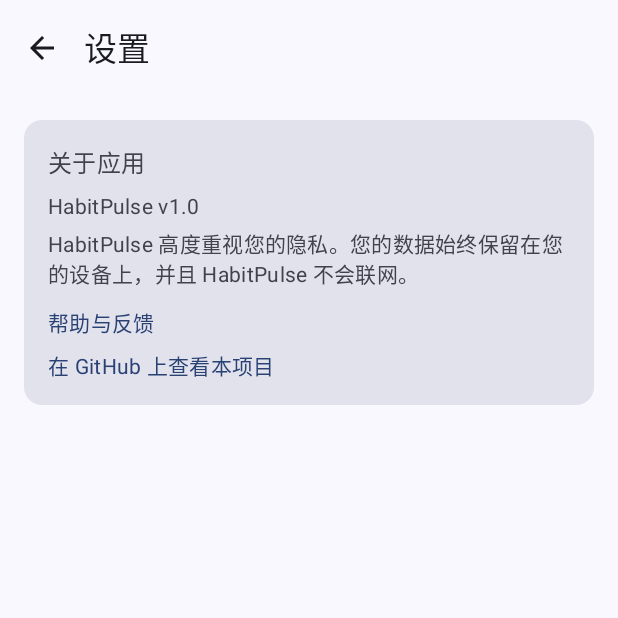
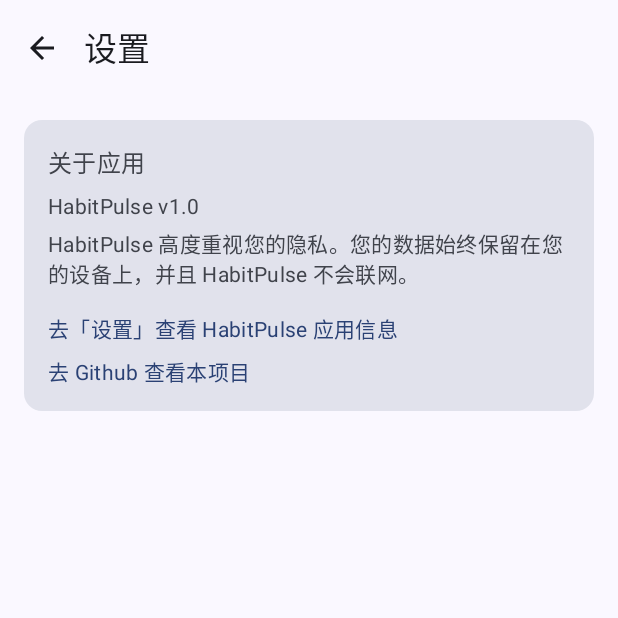
Before and after one commit to darrindeyoung791/HabitPulse, an Android app built with Jetpack Compose: the SettingsActivity screen opened directly, with no data from a screen before it, on a phone screen of 412 x 824 dp, the top half of it. Run offline under Robolectric (Android 15) with nearby library versions, the phone set to English and light mode, and no system bars.

Commit message:
feat: 为设置界面添加按钮指向的链接

```diff
--- a/app/src/main/java/com/ddy/habitpulse/SettingsActivity.kt
+++ b/app/src/main/java/com/ddy/habitpulse/SettingsActivity.kt
@@ -4,11 +4,13 @@ import android.os.Bundle
 import androidx.activity.ComponentActivity
 import androidx.activity.compose.setContent
 import androidx.activity.enableEdgeToEdge
+import androidx.compose.foundation.clickable
 import androidx.compose.foundation.layout.*
 import androidx.compose.material.icons.Icons
 import androidx.compose.material.icons.automirrored.filled.ArrowBack
 import androidx.compose.material3.*
 import androidx.compose.runtime.Composable
+import androidx.compose.ui.Alignment
 import androidx.compose.ui.Modifier
 import androidx.compose.ui.unit.dp
 import androidx.core.view.WindowCompat
@@ -89,21 +91,42 @@ fun SettingsScreen(
                     Text(
                         text = "HabitPulse 高度重视您的隐私。您的数据始终保留在您的设备上，并且 HabitPulse 不会联网。",
                         style = MaterialTheme.typography.bodyMedium,
-                        modifier = Modifier.padding(bottom = 4.dp)
+                        modifier = Modifier.padding(bottom = 8.dp)
+                    )
+
+                    val context = androidx.compose.ui.platform.LocalContext.current
+                    Text(
+                        text = "去「设置」查看 HabitPulse 应用信息",
+                        color = MaterialTheme.colorScheme.primary,
+                        style = MaterialTheme.typography.bodyMedium,
+                        modifier = Modifier
+                            .padding(top = 8.dp)
+                            .clickable {
+                                // Intent to open app info in settings
+                                val intent = android.content.Intent().apply {
+                                    action = android.provider.Settings.ACTION_APPLICATION_DETAILS_SETTINGS
+                                    data = android.net.Uri.parse("package:com.ddy.habitpulse")
+                                    addFlags(android.content.Intent.FLAG_ACTIVITY_NEW_TASK)
+                                }
+                                context.startActivity(intent)
+                            }
                     )
 
                     Text(
-                        text = "帮助与反馈",
+                        text = "去 Github 查看本项目",
+                        color = MaterialTheme.colorScheme.primary,
                         style = MaterialTheme.typography.bodyMedium,
-                        color = MaterialTheme.colorScheme.primary,
-                        modifier = Modifier.padding(top = 8.dp)
-                    )
-
-                    Text(
-                        text = "在 GitHub 上查看本项目",
-                        style = MaterialTheme.typography.bodyMedium,
-                        color = MaterialTheme.colorScheme.primary,
-                        modifier = Modifier.padding(top = 8.dp)
+                        modifier = Modifier
+                            .padding(top = 8.dp)
+                            .clickable {
+                                // Intent to open GitHub project
+                                val intent = android.content.Intent().apply {
+                                    action = android.content.Intent.ACTION_VIEW
+                                    data = android.net.Uri.parse("https://github.com/darrindeyoung791/HabitPulse")
+                                    addFlags(android.content.Intent.FLAG_ACTIVITY_NEW_TASK)
+                                }
+                                context.startActivity(intent)
+                            }
                     )
                 }
             }
```
